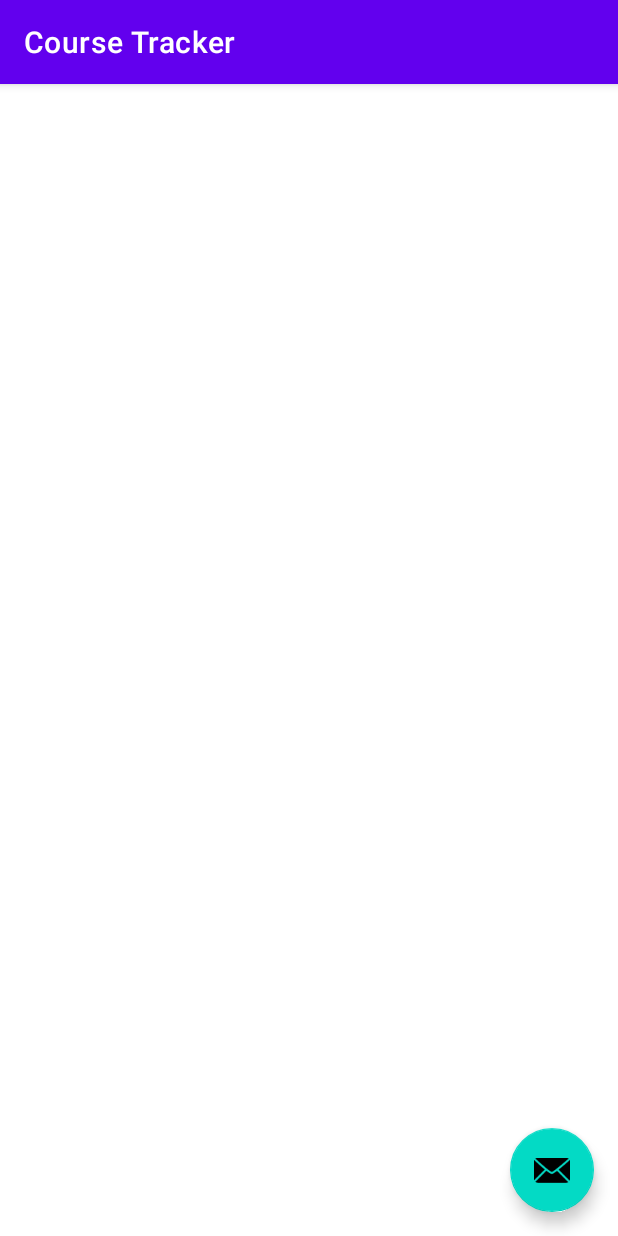
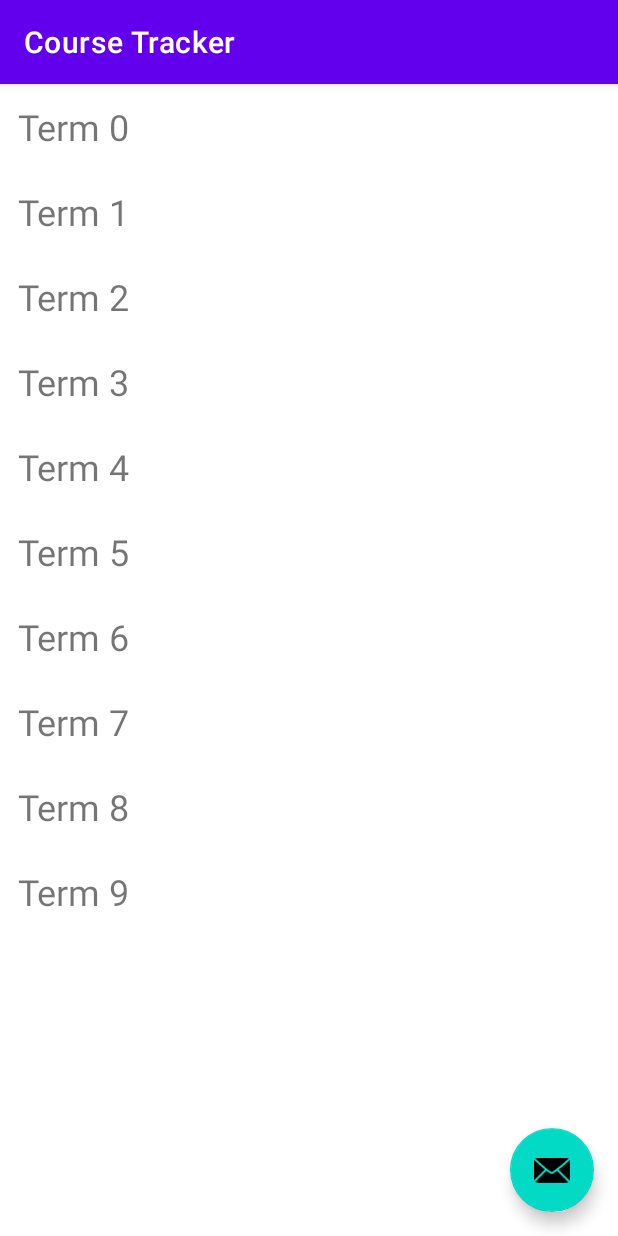
Before and after one commit to jacobbeatty/CourseTracker, an Android app: the screen it shows after launch (MainActivity), on a phone screen of 412 x 824 dp. Run offline under Robolectric (Android 15) with nearby library versions, the phone set to English and light mode, and no system bars.

Commit message:
more term list setup

```diff
--- a/app/src/main/java/com/jacobbeatty/coursetracker/MainActivity.java
+++ b/app/src/main/java/com/jacobbeatty/coursetracker/MainActivity.java
@@ -7,13 +7,20 @@ import com.google.android.material.floatingactionbutton.FloatingActionButton;
 
 import androidx.appcompat.app.AppCompatActivity;
 import androidx.appcompat.widget.Toolbar;
+import androidx.recyclerview.widget.LinearLayoutManager;
+import androidx.recyclerview.widget.RecyclerView;
 
 import android.util.Log;
 import android.view.View;
 
+import java.util.ArrayList;
+
 public class MainActivity extends AppCompatActivity {
 
+    RecyclerView recyclerView;
+    RecyclerView.Adapter adapter;
     FloatingActionButton fab;
+    ArrayList<String> terms;
     private static final String TAG = "MainActivity";
 
     @Override
@@ -22,6 +29,17 @@ public class MainActivity extends AppCompatActivity {
         setContentView(R.layout.activity_main);
         Toolbar toolbar = findViewById(R.id.toolbar);
         setSupportActionBar(toolbar);
+
+        recyclerView = findViewById(R.id.recycler_view);
+        terms = new ArrayList<>();
+
+        for (int i = 0; i < 10 ; i++) {
+            terms.add("Term " + i);
+            Log.d(TAG, "i is incremented to " + i);
+        }
+        recyclerView.setLayoutManager(new LinearLayoutManager(this));
+        adapter = new TermAdapter(terms);
+        recyclerView.setAdapter(adapter);
 
         fab = findViewById(R.id.fab);
         fab.setOnClickListener(new View.OnClickListener() {
--- /dev/null
+++ b/app/src/main/java/com/jacobbeatty/coursetracker/TermAdapter.java
@@ -0,0 +1,43 @@
+package com.jacobbeatty.coursetracker;
+
+import android.view.LayoutInflater;
+import android.view.View;
+import android.view.ViewGroup;
+import android.widget.TextView;
+
+import androidx.annotation.NonNull;
+import androidx.recyclerview.widget.RecyclerView;
+
+import java.util.ArrayList;
+
+public class TermAdapter extends RecyclerView.Adapter<TermAdapter.ViewHolder> {
+    ArrayList<String> terms;
+
+    public TermAdapter(ArrayList<String> terms) {
+        this.terms = terms;
+    }
+
+    @Override
+    public TermAdapter.ViewHolder onCreateViewHolder( ViewGroup parent, int viewType) {
+        View view = LayoutInflater.from(parent.getContext()).inflate(R.layout.term_row, parent, false);
+        return new ViewHolder(view);
+    }
+
+    @Override
+    public void onBindViewHolder(TermAdapter.ViewHolder holder, int position) {
+        holder.termName.setText(terms.get(position));
+    }
+
+    @Override
+    public int getItemCount() {
+        return terms.size();
+    }
+
+    public class ViewHolder extends RecyclerView.ViewHolder{
+        public TextView termName;
+        public ViewHolder(View itemView) {
+            super(itemView);
+            termName = itemView.findViewById(R.id.term_name);
+        }
+    }
+}
--- /dev/null
+++ b/app/src/main/res/layout/term_row.xml
@@ -0,0 +1,14 @@
+<?xml version="1.0" encoding="utf-8"?>
+<LinearLayout xmlns:android="http://schemas.android.com/apk/res/android"
+    android:orientation="vertical"
+    android:layout_width="match_parent"
+    android:layout_height="wrap_content"
+    android:padding="12dp">
+
+    <TextView
+        android:id="@+id/term_name"
+        android:textSize="24sp"
+        android:layout_width="match_parent"
+        android:layout_height="wrap_content"/>
+
+</LinearLayout>
```
